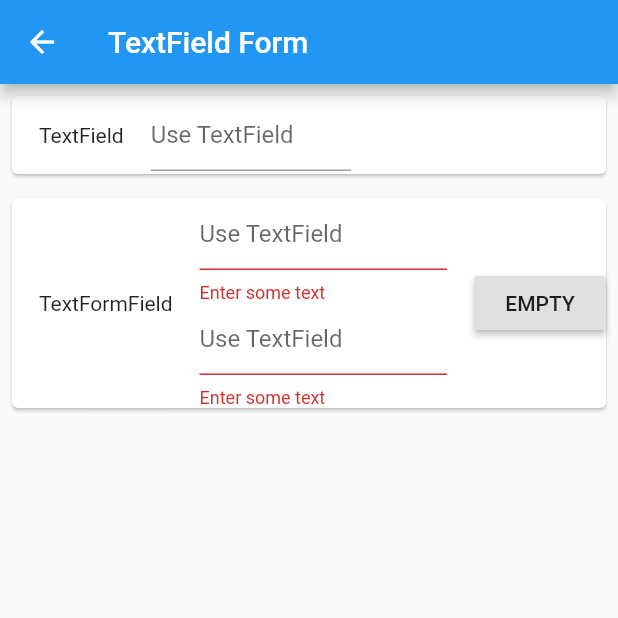
After one commit to kwcho7/FlutterDemo, a Flutter app: the TextFieldPage screen opened directly, after a tap on "EMPTY", on a phone screen of 412 x 824 dp, the top half of it. The commit adds this screen. Run offline on Flutter 3.47's test engine with Material 2 defaults, Android fonts, the phone set to English and light mode, and no system bars.

Commit message:
added. TextField, TextFormField examples.

```diff
--- /dev/null
+++ b/lib/input/form_page.dart
@@ -0,0 +1,139 @@
+import 'package:flutter/material.dart';
+
+class TextFieldPage extends StatefulWidget{
+  @override
+  State<StatefulWidget> createState() {
+    return TextFieldFormState();
+  }
+}
+
+class TextFieldFormState extends State<TextFieldPage> {
+
+  var controller = TextEditingController();
+
+  @override
+  void dispose() {
+    controller.dispose();
+    super.dispose();
+  }
+
+  @override
+  Widget build(BuildContext context) {
+    return Scaffold(
+      appBar: AppBar(
+        title: Text("TextField Form"),
+      ),
+      body: ListView(
+        children: <Widget>[
+          _buildTextFieldCardWidget(context),
+          /// 특정 TextFormField 가 모두 만족할때만 결과를 확인할수 있다.
+          _buildFormTextFieldWidget(context),
+        ],
+      ),
+    );
+  }
+
+  Widget _buildTextFieldCardWidget(BuildContext context){
+    return Card(
+      margin: EdgeInsets.all(8),
+      child: Row(
+        children: <Widget>[
+          Container(
+            padding: EdgeInsets.all(18),
+            child: Text("TextField"),
+          ),
+          Expanded(
+            child: Container(
+              padding: EdgeInsets.only(right: 18),
+              child: TextField(
+                decoration: InputDecoration(
+                  hintText: "Use TextField ",
+                ),
+                keyboardType: TextInputType.text,
+                controller: controller,
+                onChanged: (value){
+                  setState(() {});
+                },
+              ),
+            ),
+          ),
+          Expanded(
+            child: Text(controller.text),
+          )
+        ],
+      ),
+    );
+  }
+
+  final formKey = GlobalKey<FormState>();
+  String formResult = "EMPTY";
+
+  Widget _buildFormTextFieldWidget(BuildContext context) {
+    return Card(
+      margin: EdgeInsets.all(8),
+      child: Form(
+        key: formKey,
+        child: Row(
+          children: <Widget>[
+            Container(
+              padding: EdgeInsets.all(18),
+              child: Text("TextFormField"),
+            ),
+            Expanded(
+              child: Column(
+                children: <Widget>[
+                  Container(
+                    padding: EdgeInsets.only(right: 18),
+                    child: TextFormField(
+                      decoration: InputDecoration(
+                        hintText: "Use TextField ",
+                      ),
+                      validator: (value){
+                        if(value.isEmpty){
+                          return "Enter some text";
+                        }
+                        return null;
+                      },
+                      keyboardType: TextInputType.text,
+                    ),
+                  ),
+                  Container(
+                    padding: EdgeInsets.only(right: 18),
+                    child: TextFormField(
+                      decoration: InputDecoration(
+                        hintText: "Use TextField ",
+                      ),
+                      validator: (value){
+                        if(value.isEmpty){
+                          return "Enter some text";
+                        }
+                        return null;
+                      },
+                      keyboardType: TextInputType.text,
+                    ),
+                  ),
+                ],
+              ),
+            ),
+            RaisedButton(
+              child: Text(formResult),
+              onPressed: () {
+                if(formKey.currentState.validate()){
+                  formKey.currentState.save();
+                  setState(() {
+                    formResult = "Done";
+                  });
+                }
+                else {
+                  setState(() {
+                    formResult = "EMPTY";
+                  });
+                }
+              },
+            ),
+          ],
+        ),
+      ),
+    );
+  }
+}
--- a/lib/main.dart
+++ b/lib/main.dart
@@ -4,6 +4,7 @@ import 'package:flutter_app_demo/scroll/scroll_page.dart';
 
 import 'basic/basic_page.dart';
 import 'buttons/button_page.dart';
+import 'input/form_page.dart';
 import 'layout/layout_page.dart';
 
 void main() => runApp(MyApp());
@@ -30,7 +31,7 @@ class MyHomePage extends StatefulWidget {
 }
 
 enum TestPage{
-  main, buttons, basic, layout, scroll, appbar
+  main, buttons, basic, layout, scroll, appbar, input,
 }
 
 class _MyHomePageState extends State<MyHomePage> {
@@ -56,6 +57,7 @@ class _MyHomePageState extends State<MyHomePage> {
       case TestPage.layout:
       case TestPage.scroll:
       case TestPage.appbar:
+      case TestPage.input:
         return null;
       default:
         throw Exception("not supported testPage.$testPage");
@@ -76,6 +78,8 @@ class _MyHomePageState extends State<MyHomePage> {
         return ScrollPage();
       case TestPage.appbar:
         return SliverAppbarPage();
+      case TestPage.input:
+        return TextFieldPage();
       default:
         throw Exception("not supported testPage.$testPage");
     }
@@ -96,6 +100,7 @@ class _MyHomePageState extends State<MyHomePage> {
                _layoutExample(context),
                _scrollExample(context),
                _appbarExample(context),
+               _inputPageExample(context),
              ],
            ),
           ),
@@ -168,4 +173,17 @@ class _MyHomePageState extends State<MyHomePage> {
       child: Text("Appbar Example"),
     );
   }
+
+  Widget _inputPageExample(BuildContext context) {
+    return RaisedButton(
+      onPressed: () {
+        Navigator.push(context, MaterialPageRoute(builder: (context) {
+          return TextFieldPage();
+        }));
+      },
+      color: Colors.blue,
+      textColor: Colors.white,
+      child: Text("Input Example"),
+    );
+  }
 }
```
